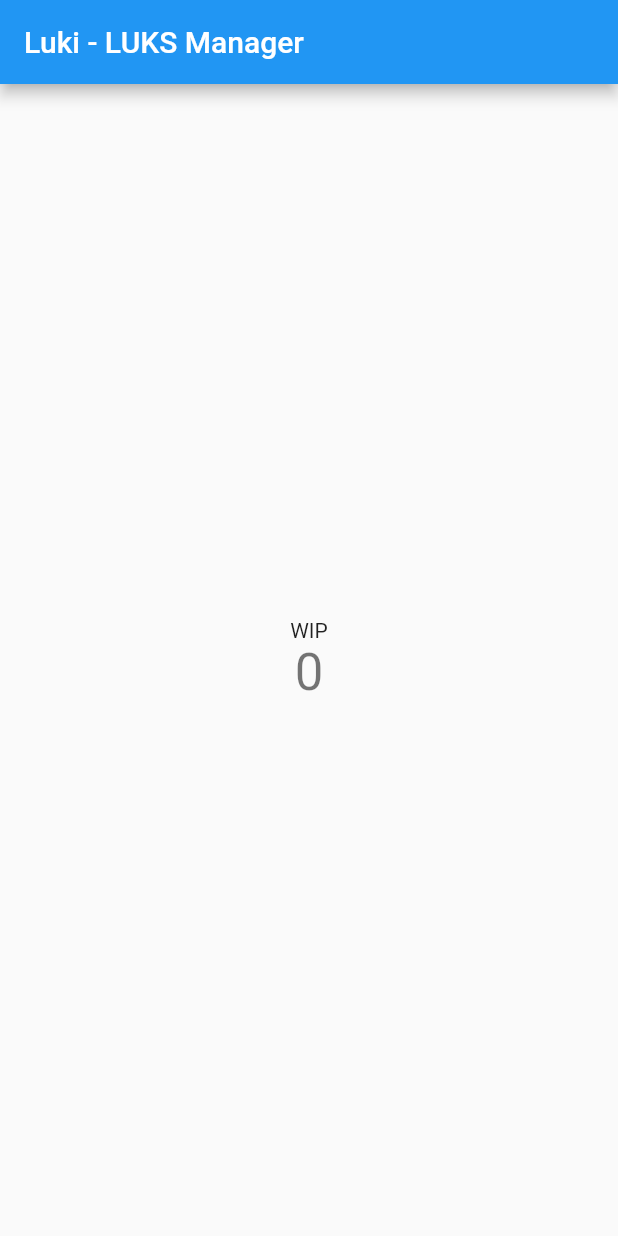
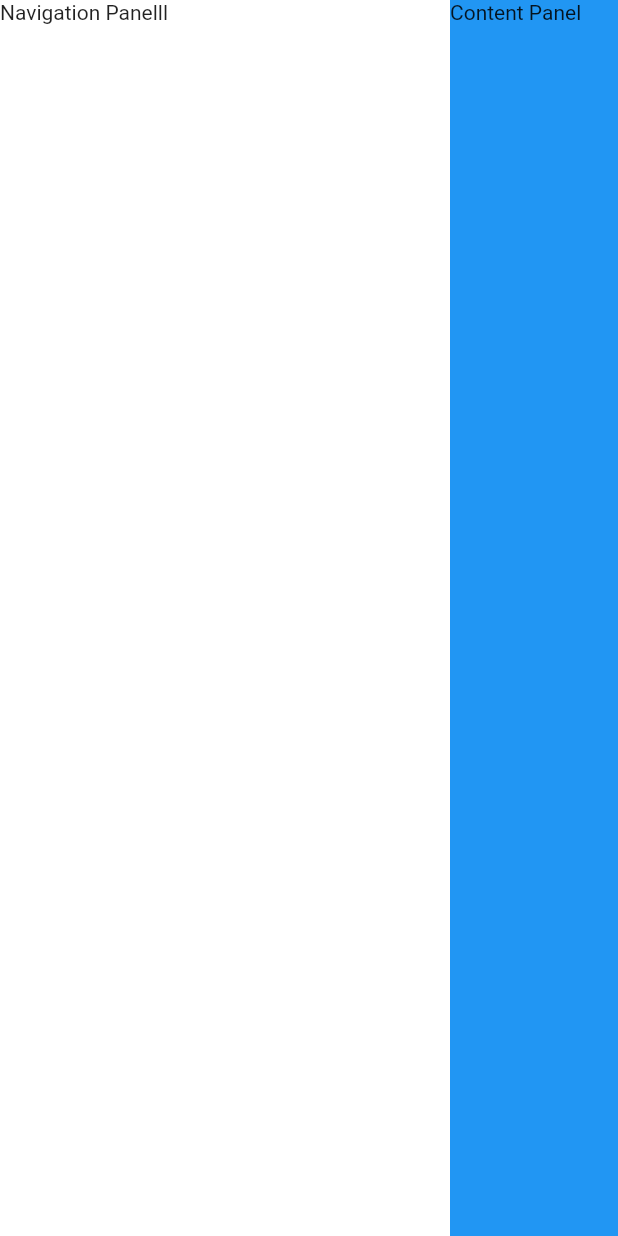
Before and after one commit to xaraphix/luki, a Flutter app: the screen it shows after launch, on a phone screen of 412 x 824 dp. Run offline on Flutter 3.47's test engine with Material 2 defaults, Android fonts, the phone set to English and light mode, and no system bars.

Commit message:
adds skeleton nav and content panels

```diff
--- /dev/null
+++ b/lib/app_screen.dart
@@ -0,0 +1,15 @@
+import 'package:flutter/material.dart';
+
+import 'screens/main_desktop.dart';
+
+class AppScreen extends StatelessWidget {
+  const AppScreen({Key? key}) : super(key: key);
+
+  @override
+  Widget build(BuildContext context) {
+    return const Scaffold(
+      backgroundColor: Colors.red,
+      body: DesktopScreen(),
+    );
+  }
+}
--- a/lib/main.dart
+++ b/lib/main.dart
@@ -1,62 +1,22 @@
 import 'package:flutter/material.dart';
+import 'package:luki/app_screen.dart';
 
 void main() {
-  runApp(const MyApp());
+  runApp(const Luki());
 }
 
-class MyApp extends StatelessWidget {
-  const MyApp({Key? key}) : super(key: key);
+class Luki extends StatelessWidget {
+  const Luki({Key? key}) : super(key: key);
 
   @override
   Widget build(BuildContext context) {
     return MaterialApp(
       title: 'Flutter Demo',
+      debugShowCheckedModeBanner: false,
       theme: ThemeData(
         primarySwatch: Colors.blue,
       ),
-      home: const MyHomePage(title: 'Luki - LUKS Manager'),
+      home: const AppScreen(),
     );
   }
 }
-
-class MyHomePage extends StatefulWidget {
-  const MyHomePage({Key? key, required this.title}) : super(key: key);
-
-  final String title;
-
-  @override
-  State<MyHomePage> createState() => _MyHomePageState();
-}
-
-class _MyHomePageState extends State<MyHomePage> {
-  int _counter = 0;
-
-  void _incrementCounter() {
-    setState(() {
-      _counter++;
-    });
-  }
-
-  @override
-  Widget build(BuildContext context) {
-    return Scaffold(
-      appBar: AppBar(
-        title: Text(widget.title),
-      ),
-      body: Center(
-        child: Column(
-          mainAxisAlignment: MainAxisAlignment.center,
-          children: <Widget>[
-            const Text(
-              'WIP',
-            ),
-            Text(
-              '$_counter',
-              style: Theme.of(context).textTheme.headline4,
-            ),
-          ],
-        ),
-      ),
-    );
-  }
-}
--- /dev/null
+++ b/lib/screens/main_desktop.dart
@@ -0,0 +1,15 @@
+import 'package:flutter/material.dart';
+import 'package:luki/widgets/content_panel_desktop_.dart';
+import 'package:luki/widgets/navigation_panel_dart.dart';
+
+class DesktopScreen extends StatelessWidget {
+  const DesktopScreen({Key? key}) : super(key: key);
+
+  @override
+  Widget build(BuildContext context) {
+    return Row(children: const [
+      NavigationPanelDesktop(),
+      ContentPanelDesktop(),
+    ]);
+  }
+}
--- /dev/null
+++ b/lib/widgets/content_panel_desktop_.dart
@@ -0,0 +1,16 @@
+import 'package:flutter/material.dart';
+import 'package:flutter/src/foundation/key.dart';
+import 'package:flutter/src/widgets/framework.dart';
+
+class ContentPanelDesktop extends StatelessWidget {
+  const ContentPanelDesktop({Key? key}) : super(key: key);
+
+  @override
+  Widget build(BuildContext context) {
+    return Expanded(
+        child: Container(
+            color: Colors.blue,
+            height: double.infinity,
+            child: const Text('Content Panel')));
+  }
+}
--- /dev/null
+++ b/lib/widgets/navigation_panel_dart.dart
@@ -0,0 +1,14 @@
+import 'package:flutter/material.dart';
+
+class NavigationPanelDesktop extends StatelessWidget {
+  const NavigationPanelDesktop({Key? key}) : super(key: key);
+
+  @override
+  Widget build(BuildContext context) {
+    return SizedBox(
+        width: 300,
+        height: double.infinity,
+        child: Container(
+            color: Colors.white, child: const Text('Navigation Panelll')));
+  }
+}
```
Also changed, not shown: 1 other file.
